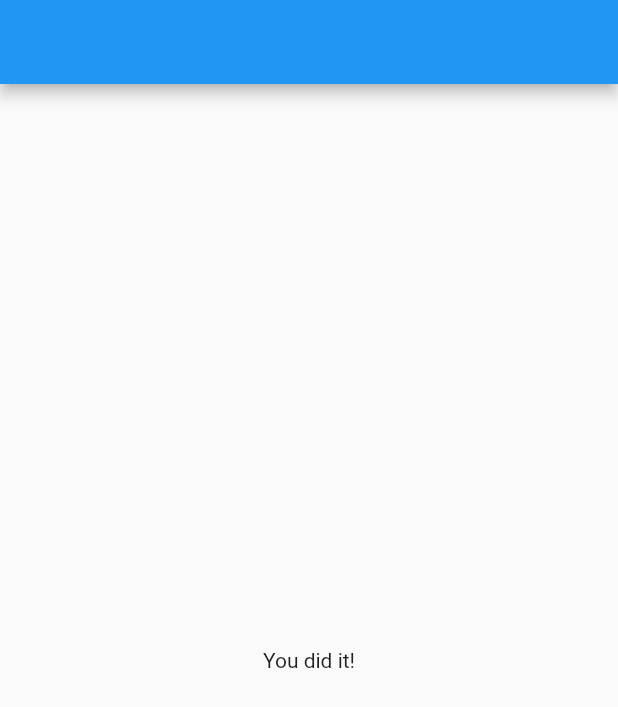
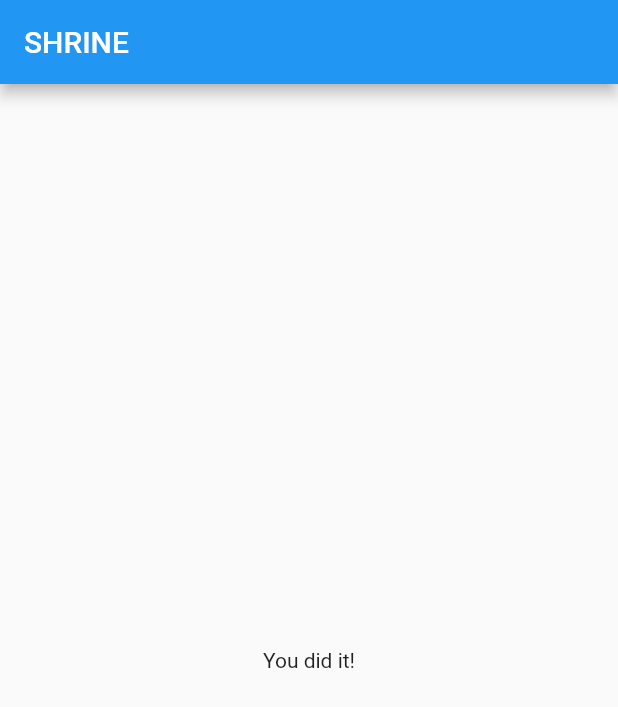
Before and after one commit to kaustavr19/ShrineApp_Material_Components_MDC_BasicsFlutter_GDpath, a Flutter app: the HomePage screen opened directly, on a phone screen of 412 x 824 dp. Shown: the top 707 px of the screen. Run offline on Flutter 3.47's test engine with Material 2 defaults, Android fonts, the light colour scheme and no system bars.

Commit message:
MDC-102 title added to appbar

```diff
--- a/lib/home.dart
+++ b/lib/home.dart
@@ -4,7 +4,9 @@
   @override
   Widget build(BuildContext context) {
     return Scaffold(
-      appBar: AppBar(),
+      appBar: AppBar(
+        title: Text('SHRINE'),
+      ),
       body: Center(
         child: Text('You did it!'),
       ),
```
